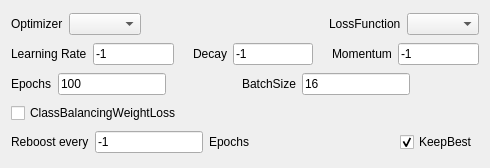
Old version of the form src/DNNLab/FrameLearning.ui in the repository edeforas/BeeDNN.
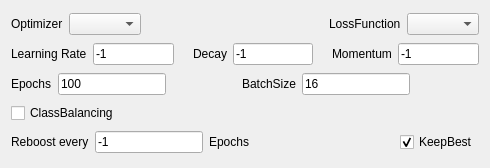
New version of the form.

Patch:
```diff
--- a/src/DNNLab/FrameLearning.ui
+++ b/src/DNNLab/FrameLearning.ui
@@ -278,7 +278,7 @@
      <item>
       <widget class="QCheckBox" name="cbClassBalancingWeightLoss">
        <property name="text">
-        <string>ClassBalancingWeightLoss</string>
+        <string>ClassBalancing</string>
        </property>
        <property name="checked">
         <bool>false</bool>
```
Left out of the diff: 6 changed lines with no effect on the pictures.
